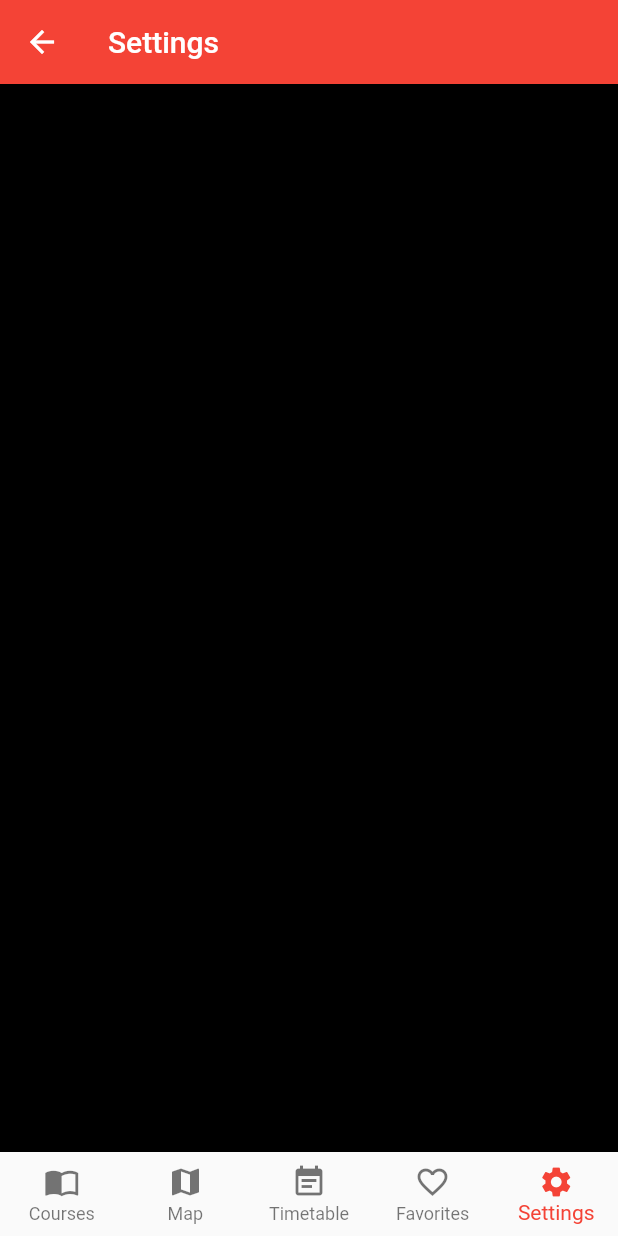
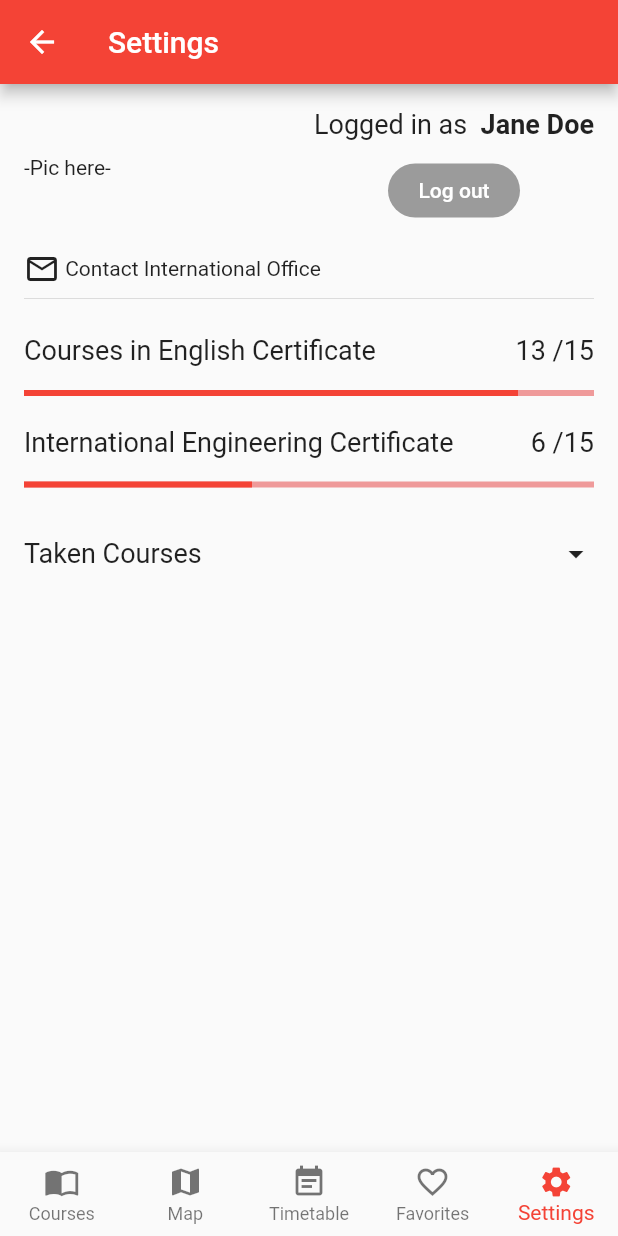
Before and after one commit to mobileappdevhm/dev-team-1-cie-app-in-flutter, a Flutter app: the Tabs screen opened directly, swiped to page 5, on a phone screen of 412 x 824 dp. Run offline on Flutter 3.47's test engine with Material 2 defaults, Android fonts, the phone set to English and light mode, and no system bars.

Commit message:
Initialize Settings page
Create Settings view, edit tabs, add styles

```diff
--- a/lib/utils/cieStyle.dart
+++ b/lib/utils/cieStyle.dart
@@ -32,4 +32,41 @@ class CiEStyle {
   static double getAppBarElevation(BuildContext context){
     return Theme.of(context).platform == TargetPlatform.iOS ? 0.0 : 4.0;
   }
+
+  static TextStyle getSettingsContactStyle() {
+    return new TextStyle(
+      fontSize: 14.0,
+    );
+  }
+
+  static TextStyle getSettingsStyle() {
+    return new TextStyle(
+      fontSize: 18.0,
+    );
+  }
+
+
+  static TextStyle getSettingsUserNameStyle() {
+    return new TextStyle(
+      fontSize: 18.0,
+      fontWeight: FontWeight.bold,
+    );
+  }
+
+  static TextStyle getSettingsLogoutStyle() {
+    return new TextStyle(
+      color: Colors.white
+    );
+  }
+
+
+
+  static BorderRadius getButtonBorderRadius(){
+    return new BorderRadius.circular(30.0);
+  }
+
+  static Color getLogoutButtonColor(){
+    return new Color.fromRGBO(235, 87, 87, 1.0);
+  }
+
 }
--- /dev/null
+++ b/lib/views/settings.dart
@@ -0,0 +1,146 @@
+import 'package:flutter/material.dart';
+import 'package:cie_team1/utils/cieStyle.dart';
+
+
+
+
+class Settings extends StatefulWidget {
+  Settings({Key key, this.title}) : super(key: key);
+  final String title;
+
+
+  @override
+  _SettingsState createState() => new _SettingsState();
+}
+
+class _SettingsState extends State<Settings> {
+  /* Get these two from somewhere */
+  final credits = 13;
+  final engCredits = 6;
+
+  @override
+  Widget build(BuildContext context) {
+    return new Scaffold(
+      body: new Center(
+        child: new Padding(
+          padding: const EdgeInsets.all(16.0),
+
+          child: new Column(
+            mainAxisAlignment: MainAxisAlignment.start,
+            children: <Widget>[
+              new Row(
+                  children: <Widget>[
+                    new Expanded(
+                      child: new Text("-Pic here-"),
+                    ),
+                    new Column(
+                      children: <Widget>[
+                        new Container(
+                          padding: const EdgeInsets.only(bottom: 10.0),
+                          child: new Row(
+                            children: <Widget>[
+                              new Text(
+                                'Logged in as ',
+                                style: CiEStyle.getSettingsStyle(),
+                              ),
+                              new Text(
+                                ' Jane Doe',
+                                style: CiEStyle.getSettingsUserNameStyle(),
+                              ),
+                            ],
+                          )
+                        ),
+
+                        new RaisedButton(
+                          onPressed: null,
+                          shape: new RoundedRectangleBorder(borderRadius: CiEStyle.getButtonBorderRadius()),
+                          color: CiEStyle.getLogoutButtonColor() ,
+                          child: new Text("Log out", style: CiEStyle.getSettingsLogoutStyle(),),
+
+                        ),
+
+                      ],
+                    )
+                  ],
+                ),
+
+
+
+              new Container(
+                padding: const EdgeInsets.only(top:16.0),
+                child: new Column(
+                  children: <Widget>[
+                    new Row(
+                      children: <Widget>[
+                        new Icon(Icons.mail_outline),
+                        new Text(" Contact International Office", style: CiEStyle.getSettingsContactStyle(),),
+                      ],
+                    ),
+                    new Divider(),
+                  ],
+                  )
+                ),
+
+
+
+
+
+              new Container(
+                padding: const EdgeInsets.only(top:16.0,bottom: 16.0),
+                child: new Row(
+                    children: <Widget>[
+                      new Expanded(child: new Text("Courses in English Certificate", style: CiEStyle.getSettingsStyle(),)),
+                      new Text( "$credits /15" ,  style: CiEStyle.getSettingsStyle()),
+                      // Calculate ECTS/15 !! but one of the courses need to be from department 13
+                    ]
+
+                ),
+              ),
+              new LinearProgressIndicator(value: credits/15),
+
+
+              new Container(
+                padding: const EdgeInsets.only(top:20.0,bottom: 16.0),
+                child: new Row(
+                    children: <Widget>[
+                      new Expanded(child: new Text("International Engineering Certificate",  style: CiEStyle.getSettingsStyle())),
+                      new Text( "$engCredits /15",  style: CiEStyle.getSettingsStyle()),
+                      // Calculate max (ECTS of each engineering departments (mechanical, automotive, aeroautical))/15 with at least 2 ects from dep. 13
+                    ]
+
+                ),
+              ),
+              new LinearProgressIndicator(value: engCredits /15),
+
+
+              new Container(
+                padding: const EdgeInsets.only(top:32.0,bottom: 16.0),
+                child: new Row(
+                  children: <Widget>[
+                    new Expanded(child:  new Text("Taken Courses", style: CiEStyle.getSettingsStyle() )),
+                    new Icon(Icons.arrow_drop_down),
+
+                  ],
+                ),
+
+              )
+
+              /* Get a List of courses enrolled.*/
+
+
+
+
+
+
+
+
+            ],
+          ),
+        ),
+
+      ),
+    );
+
+
+  }
+}
--- a/lib/views/tabs.dart
+++ b/lib/views/tabs.dart
@@ -1,4 +1,5 @@
 import 'package:cie_team1/presenter/courseListPresenter.dart';
+import 'package:cie_team1/views/settings.dart';
 import 'package:cie_team1/utils/cieStyle.dart';
 import 'package:cie_team1/widgets/courseList.dart';
 import 'package:flutter/cupertino.dart';
@@ -48,7 +49,7 @@ class TabsState extends State<Tabs> {
             new Container(color: Colors.red),
             new Container(color: Colors.blue),
             new Container(color: Colors.grey),
-            new Container(color: Colors.black)
+            new Settings(),
           ],
         ),
         bottomNavigationBar: new BottomNavigationBar(
```
